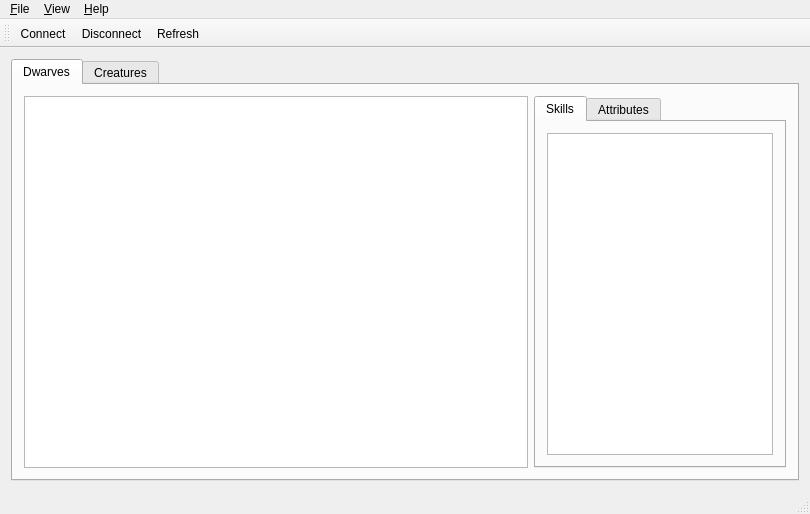
Qt form Runesmith/runesmith.ui (DFHack/Runesmith) before a commit.
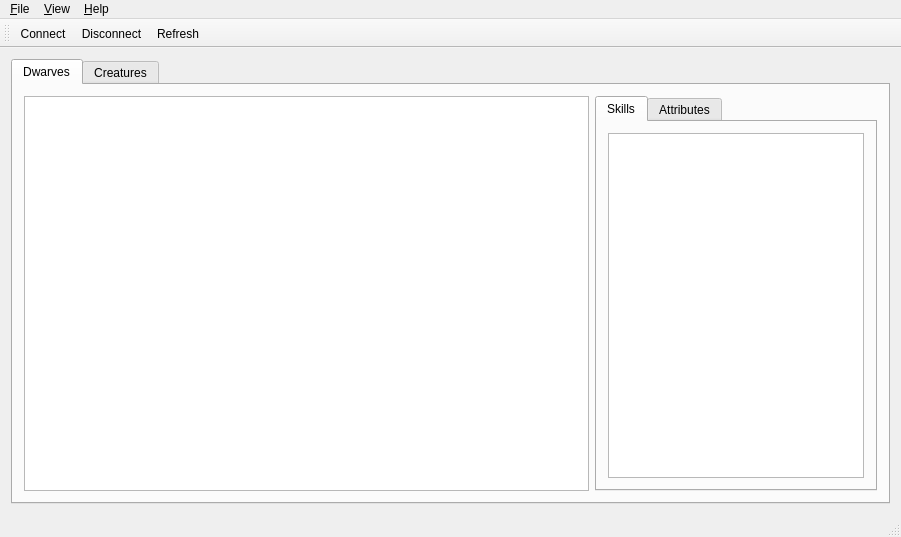
The same form after that commit. Icons and pictures are not drawn.

Commit message: started an interface to sit between DFHack and Runesmith, nowhere near done

```diff
--- a/Runesmith/runesmith.ui
+++ b/Runesmith/runesmith.ui
@@ -6,8 +6,8 @@
    <rect>
     <x>0</x>
     <y>0</y>
-    <width>810</width>
-    <height>514</height>
+    <width>901</width>
+    <height>537</height>
    </rect>
   </property>
   <property name="windowTitle">
@@ -79,7 +79,20 @@
            </attribute>
            <layout class="QGridLayout" name="gridLayout_4">
             <item row="0" column="0">
-             <widget class="QTableView" name="skillsTV"/>
+             <widget class="QTableView" name="skillsTV">
+              <property name="sizePolicy">
+               <sizepolicy hsizetype="Expanding" vsizetype="Expanding">
+                <horstretch>0</horstretch>
+                <verstretch>0</verstretch>
+               </sizepolicy>
+              </property>
+              <attribute name="horizontalHeaderStretchLastSection">
+               <bool>false</bool>
+              </attribute>
+              <attribute name="horizontalHeaderStretchLastSection">
+               <bool>false</bool>
+              </attribute>
+             </widget>
             </item>
            </layout>
           </widget>
@@ -155,7 +168,7 @@
     <rect>
      <x>0</x>
      <y>0</y>
-     <width>810</width>
+     <width>901</width>
      <height>21</height>
     </rect>
    </property>
```
The commit also changes 12 other files.
